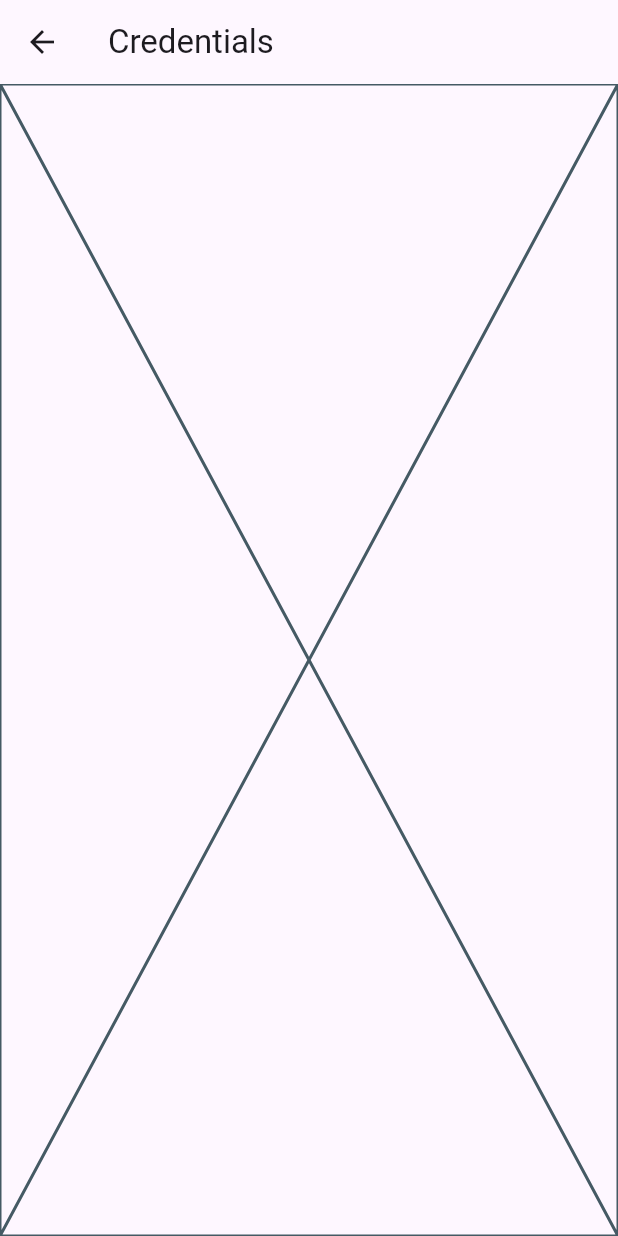
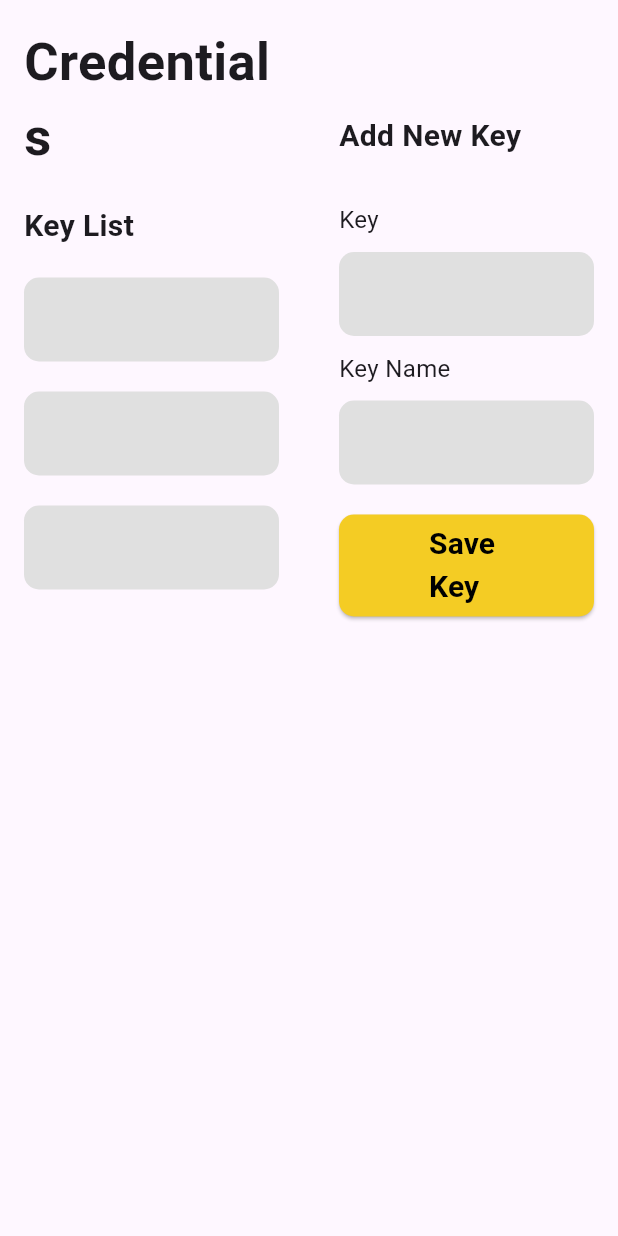
Before and after one commit to QuadraBytes/getButik, a Flutter app: the CredentialsScreen screen opened directly, on a phone screen of 412 x 824 dp. Run offline on Flutter 3.47's test engine with Material 3 defaults, Android fonts, the light colour scheme and no system bars; our stand-ins replace device_preview, image_picker, stacked_services.

Commit message:
credential screen done

```diff
--- a/getbutik/lib/screens/credentials.dart
+++ b/getbutik/lib/screens/credentials.dart
@@ -6,11 +6,147 @@ class CredentialsScreen extends StatelessWidget {
 
   @override
   Widget build(BuildContext context) {
-    return SafeArea(child: Scaffold(
-      appBar: AppBar(
-        title: const Text('Credentials'),
+    return SafeArea(
+        child: Scaffold(
+      // appBar: AppBar(
+      //   title: const Text('Credentials'),
+      // ),
+      body: Padding(
+        padding: const EdgeInsets.all(16.0),
+        child: Row(
+          children: [
+            Expanded(
+              child: Column(
+                  crossAxisAlignment: CrossAxisAlignment.start,
+                  children: [
+                    Text(
+                      'Credentials',
+                      style:
+                          TextStyle(fontSize: 35, fontWeight: FontWeight.bold),
+                    ),
+                    SizedBox(height: 20),
+                    Text(
+                      'Key List',
+                      style: TextStyle(
+                        fontSize: 20,
+                        fontWeight: FontWeight.bold,
+                      ),
+                    ),
+
+                    SizedBox(height: 20),
+                    TextField(
+                      decoration: InputDecoration(
+                        fillColor: Color.fromRGBO(224, 224, 224, 1),
+                        border: OutlineInputBorder(
+                            borderRadius: BorderRadius.circular(10),
+                            borderSide: BorderSide.none),
+                        filled: true,
+                      ),
+                    ),
+                    SizedBox(height: 20),
+                    TextField(
+                      decoration: InputDecoration(
+                        fillColor: Color.fromRGBO(224, 224, 224, 1),
+                        border: OutlineInputBorder(
+                            borderRadius: BorderRadius.circular(10),
+                            borderSide: BorderSide.none),
+                        filled: true,
+                      ),
+                    ),
+                    SizedBox(height: 20),
+                    TextField(
+                      decoration: InputDecoration(
+                        fillColor: Color.fromRGBO(224, 224, 224, 1),
+                        border: OutlineInputBorder(
+                            borderRadius: BorderRadius.circular(10),
+                            borderSide: BorderSide.none),
+                        filled: true,
+                      ),
+                    ),
+                    SizedBox(height: 20),
+                    // ElevatedButton(onPressed: () {}, child: const Text('Login'))
+                  ]),
+            ),
+            SizedBox(width: 40),
+            Expanded(
+              child: Column(
+                crossAxisAlignment: CrossAxisAlignment.start,
+                children: [
+                  SizedBox(height: 60),
+                  Text(
+                    'Add New Key',
+                    style: TextStyle(
+                      fontSize: 20,
+                      fontWeight: FontWeight.bold,
+                    ),
+                  ),
+                  SizedBox(height: 30),
+                  Text(
+                    'Key',
+                    style: TextStyle(
+                      fontSize: 16,
+                      // fontWeight: FontWeight.bold,
+                    ),
+                  ),
+                  SizedBox(height: 10),
+                  TextField(
+                    decoration: InputDecoration(
+                      fillColor: Color.fromRGBO(224, 224, 224, 1),
+                      border: OutlineInputBorder(
+                          borderRadius: BorderRadius.circular(10),
+                          borderSide: BorderSide.none),
+                      filled: true,
+                    ),
+                  ),
+                  SizedBox(height: 10),
+                  Text(
+                    'Key Name',
+                    style: TextStyle(
+                      fontSize: 16,
+                      // fontWeight: FontWeight.bold,
+                    ),
+                  ),
+                  SizedBox(height: 10),
+                  TextField(
+                    decoration: InputDecoration(
+                      fillColor: Color.fromRGBO(224, 224, 224, 1),
+                      border: OutlineInputBorder(
+                          borderRadius: BorderRadius.circular(10),
+                          borderSide: BorderSide.none),
+                      filled: true,
+                    ),
+                  ),
+                  SizedBox(height: 20),
+                  Center(
+                    child: ElevatedButton(
+                      onPressed: () {},
+                      child: Text(
+                        'Save Key',
+                        style: TextStyle(
+                          fontSize: 20,
+                          fontWeight: FontWeight.bold,
+                          color: Color.fromRGBO(0, 0, 0, 1),
+                        ),
+                      ),
+                      style: ButtonStyle(
+                        shape: MaterialStateProperty.all(
+                          RoundedRectangleBorder(
+                            borderRadius: BorderRadius.circular(10),
+                          ),
+                        ),
+                        padding: MaterialStateProperty.all(
+                            EdgeInsets.symmetric(horizontal: 60, vertical: 5)),
+                        backgroundColor: MaterialStateProperty.all(
+                            Color.fromRGBO(244, 204, 36, 1)),
+                      ),
+                    ),
+                  ),
+                ],
+              ),
+            )
+          ],
+        ),
       ),
-      body: const Placeholder(),
     ));
   }
 }
--- a/getbutik/lib/screens/history.dart
+++ b/getbutik/lib/screens/history.dart
@@ -6,11 +6,29 @@ class HistoryScreen extends StatelessWidget {
 
   @override
   Widget build(BuildContext context) {
-    return SafeArea(child: Scaffold(
-      appBar: AppBar(
-        title: const Text('Items History'),
+    return SafeArea(
+        child: Scaffold(
+      // appBar: AppBar(
+      //   title: const Text('Items History'),
+      // ),
+      body: Padding(
+        padding: EdgeInsets.all(16.0),
+        child: Row(
+          children: [
+            Expanded(
+                child: Column(
+              crossAxisAlignment: CrossAxisAlignment.start,
+              children: [
+                Text(
+                  'Items History',
+                  style: TextStyle(fontSize: 35, fontWeight: FontWeight.bold),
+                ),
+                SizedBox(height: 20),
+              ],
+            ))
+          ],
+        ),
       ),
-      body: const Placeholder(),
     ));
   }
 }
```
Also changed, not shown: getbutik/pubspec.lock.
